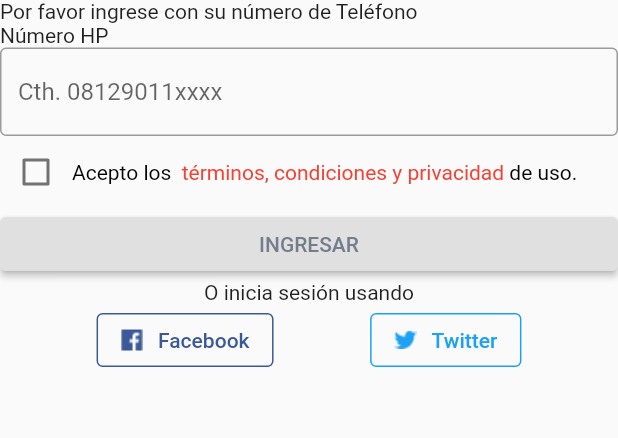
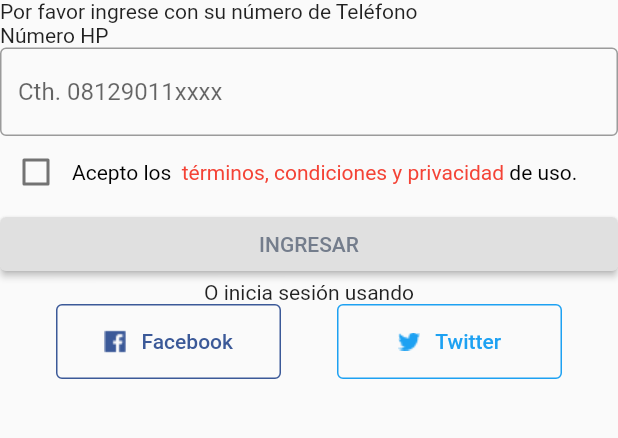
Before and after one commit to mrojasb2000/flutter_mytsel_app, a Flutter app: the screen it shows after launch, on a phone screen of 412 x 824 dp, the part 560-998 px from its top. Run offline on Flutter 3.47's test engine with Material 2 defaults, Android fonts, the phone set to English and light mode, and no system bars; our stand-ins replace get.

Commit message:
refactor: button fixed size

```diff
--- a/lib/app/modules/login/views/login_view.dart
+++ b/lib/app/modules/login/views/login_view.dart
@@ -119,6 +119,9 @@ class LoginView extends GetView<LoginController> {
                   ],
                 ),
                 style: ButtonStyle(
+                    fixedSize: MaterialStateProperty.all(
+                      Size(150, 50),
+                    ),
                     shape: MaterialStateProperty.all(
                       RoundedRectangleBorder(
                           borderRadius: BorderRadius.circular(4.0)),
@@ -147,6 +150,9 @@ class LoginView extends GetView<LoginController> {
                   ],
                 ),
                 style: ButtonStyle(
+                    fixedSize: MaterialStateProperty.all(
+                      Size(150, 50),
+                    ),
                     shape: MaterialStateProperty.all(
                       RoundedRectangleBorder(
                           borderRadius: BorderRadius.circular(4.0)),
```
